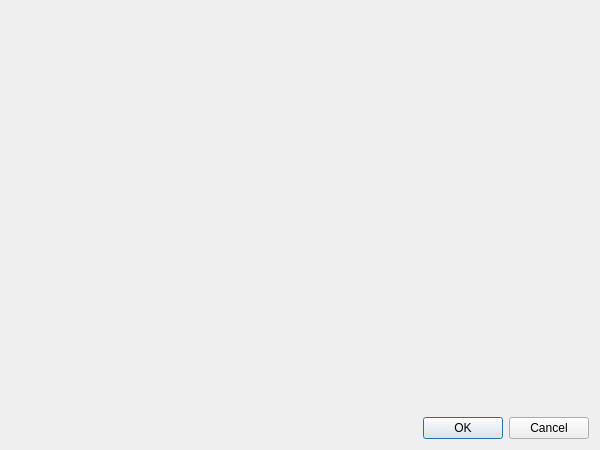
First picture: the form in src/libs/libmsceditor/mscrequirementsdialog.ui, repository esa/spacecreator, before the edit.
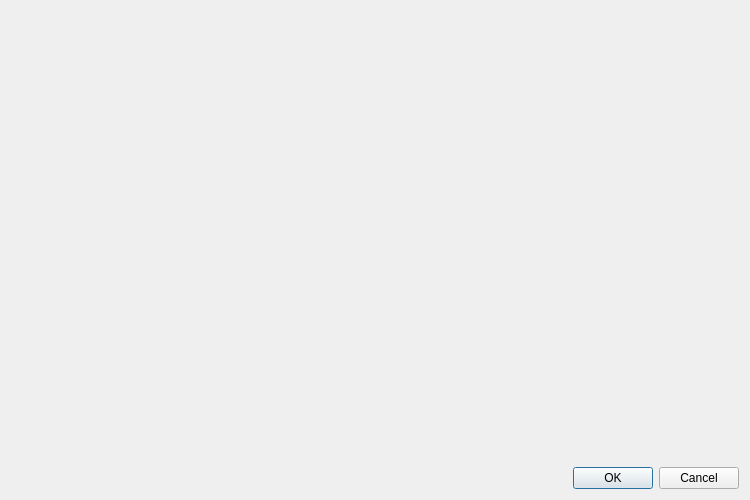
Second picture: the form after the edit.

Patch:
```diff
--- a/src/libs/libmsceditor/mscrequirementsdialog.ui
+++ b/src/libs/libmsceditor/mscrequirementsdialog.ui
@@ -6,8 +6,8 @@
    <rect>
     <x>0</x>
     <y>0</y>
-    <width>600</width>
-    <height>450</height>
+    <width>750</width>
+    <height>500</height>
    </rect>
   </property>
   <property name="windowTitle">
```
